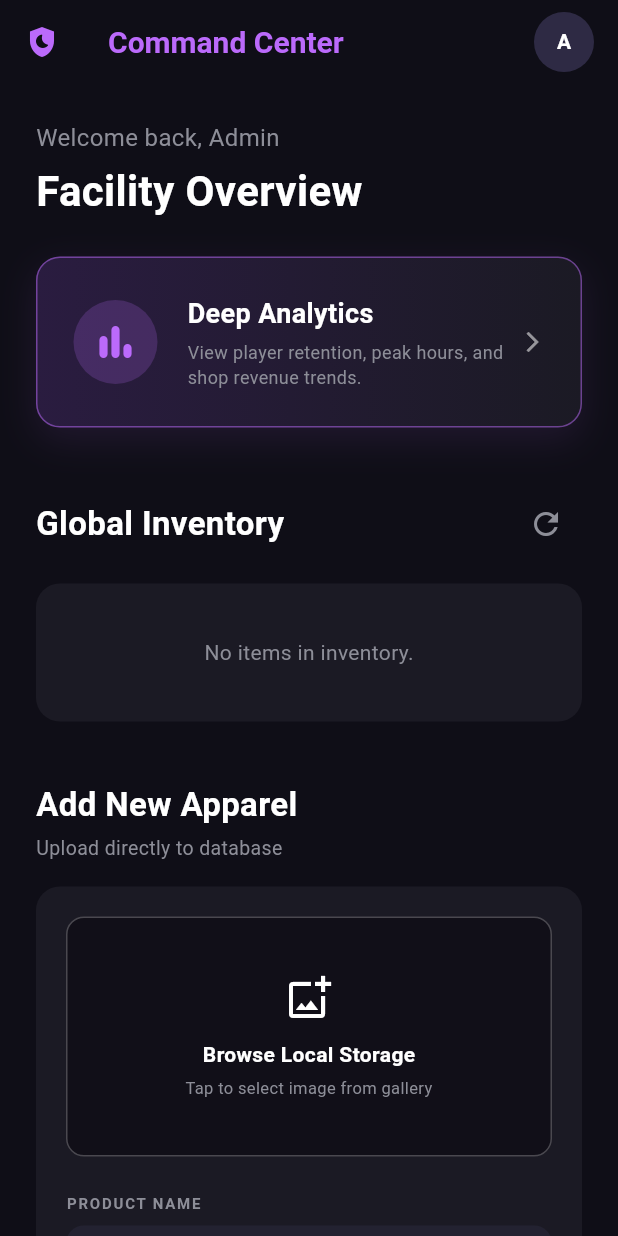
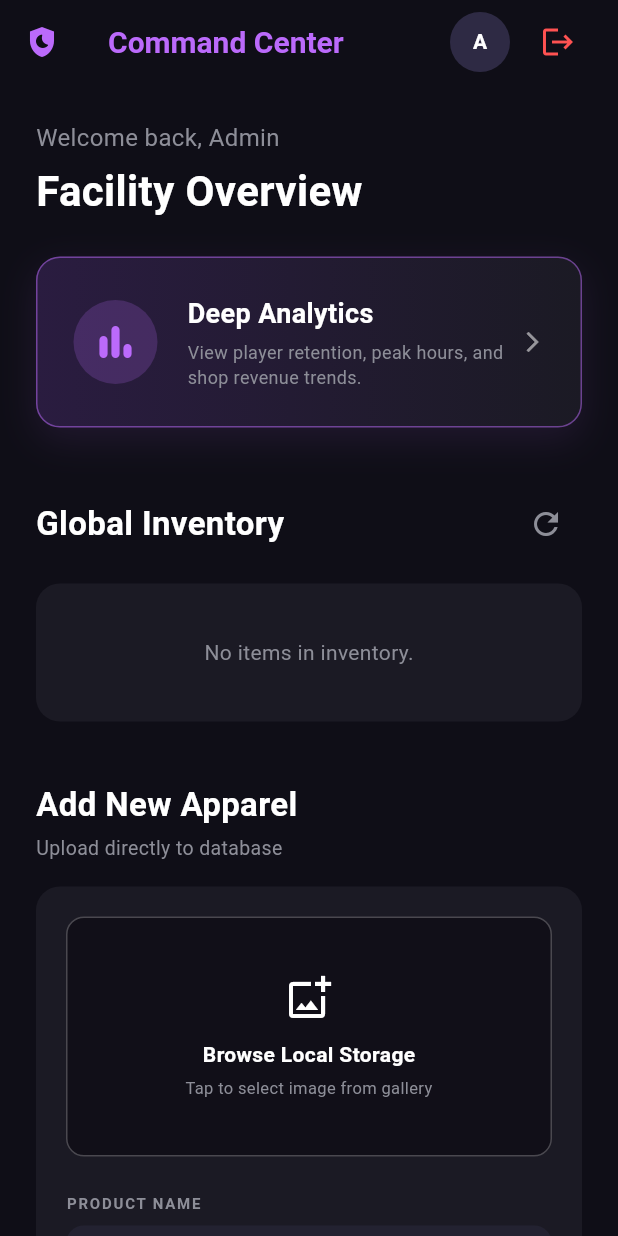
Before and after one commit to Edriansenar/shuttlesync, a Flutter app: the AdminDashboard screen opened directly, after a tap on "Browse Local Storage", on a phone screen of 412 x 824 dp. Run offline on Flutter 3.47's test engine with Material 3 defaults, Android fonts, the phone set to English and light mode, and no system bars; our stand-ins replace image_picker, sqflite; accounts and stored records are empty.

Commit message:
5/16/2025

```diff
--- a/lib/database/database_helper.dart
+++ b/lib/database/database_helper.dart
@@ -22,9 +22,22 @@ class DatabaseHelper {
 
     return await openDatabase(
       path,
-      version: 1,
+      version: 2,
       onCreate: _createDB,
+      onUpgrade: _onUpgrade,
     );
+  }
+
+  Future _onUpgrade(Database db, int oldVersion, int newVersion) async {
+    if (oldVersion < 2) {
+      await db.execute('DROP TABLE IF EXISTS Users');
+      await db.execute('DROP TABLE IF EXISTS Cart');
+      await db.execute('DROP TABLE IF EXISTS Products');
+      await db.execute('DROP TABLE IF EXISTS Courts');
+      await db.execute('DROP TABLE IF EXISTS Bookings');
+      await db.execute('DROP TABLE IF EXISTS ContactMessages');
+      await _createDB(db, newVersion);
+    }
   }
 
   Future _createDB(Database db, int version) async {
@@ -44,9 +57,9 @@ class DatabaseHelper {
     await db.execute('''
       CREATE TABLE Cart (
         cart_id INTEGER PRIMARY KEY AUTOINCREMENT,
-        user_id INTEGER,
-        product_id INTEGER,
-        quantity INTEGER
+        user_id INTEGER NOT NULL,
+        product_id INTEGER NOT NULL,
+        quantity INTEGER NOT NULL
       )
     ''');
 
@@ -86,18 +99,6 @@ class DatabaseHelper {
     ''');
 
     await db.execute('''
-      CREATE TABLE Bookings (
-        booking_id INTEGER PRIMARY KEY AUTOINCREMENT,
-        user_id INTEGER,
-        court_id INTEGER,
-        booking_date TEXT,
-        start_time TEXT,
-        duration_minutes INTEGER,
-        status TEXT
-      )
-    ''');
-
-    await db.execute('''
       CREATE TABLE ContactMessages (
         message_id INTEGER PRIMARY KEY AUTOINCREMENT,
         name TEXT,
@@ -117,7 +118,6 @@ class DatabaseHelper {
       'matches_played': 999
     });
   }
-
 
   Future<int> insertUser(Map<String, dynamic> row) async {
     Database db = await instance.database;
@@ -163,7 +163,6 @@ class DatabaseHelper {
     db.close();
   }
 
-
   Future<List<Map<String, dynamic>>> getCartItems(int userId) async {
     Database db = await instance.database;
     return await db.rawQuery('''
@@ -199,6 +198,7 @@ class DatabaseHelper {
     Database db = await instance.database;
     return await db.delete('Cart', where: 'user_id = ?', whereArgs: [userId]);
   }
+
   Future<int> updateUser(int userId, String fullName, String email, String password) async {
     Database db = await instance.database;
     return await db.update(
@@ -212,11 +212,11 @@ class DatabaseHelper {
       whereArgs: [userId],
     );
   }
+
   Future<int> insertContactMessage(Map<String, dynamic> row) async {
     Database db = await instance.database;
     return await db.insert('ContactMessages', row);
   }
-
 
   Future<int> insertProduct(Map<String, dynamic> product) async {
     Database db = await instance.database;
@@ -232,6 +232,7 @@ class DatabaseHelper {
     Database db = await instance.database;
     return await db.update('Bookings', {'status': status}, where: 'booking_id = ?', whereArgs: [bookingId]);
   }
+
   Future<int> deleteProduct(int productId) async {
     Database db = await instance.database;
     return await db.delete('Products', where: 'product_id = ?', whereArgs: [productId]);
--- a/lib/main.dart
+++ b/lib/main.dart
@@ -7,6 +7,8 @@ import 'package:shuttlesync/screens/registerpage.dart';
 import 'package:shuttlesync/screens/contactus.dart';
 import 'package:shuttlesync/screens/courtbooking.dart';
 import 'package:shuttlesync/screens/ecommercepage.dart';
+
+final GlobalKey<NavigatorState> navigatorKey = GlobalKey<NavigatorState>();
 
 void main() async {
   WidgetsFlutterBinding.ensureInitialized();
@@ -19,6 +21,8 @@ class MyApp extends StatelessWidget {
   @override
   Widget build(BuildContext context) {
     return MaterialApp(
+      navigatorKey: navigatorKey,
+
       title: 'ShuttleSync',
       debugShowCheckedModeBanner: false,
 
--- a/lib/screens/admindashboard.dart
+++ b/lib/screens/admindashboard.dart
@@ -3,6 +3,7 @@ import 'package:flutter/material.dart';
 import 'package:image_picker/image_picker.dart';
 import 'package:shuttlesync/database/database_helper.dart';
 import 'package:shuttlesync/screens/analyticspage.dart';
+import 'package:shuttlesync/screens/loginpage.dart';
 
 class AdminDashboard extends StatefulWidget {
   final Map<String, dynamic>? currentUser;
@@ -14,13 +15,14 @@ class AdminDashboard extends StatefulWidget {
 }
 
 class _AdminDashboardState extends State<AdminDashboard> {
-  // Form Controllers
   final TextEditingController _nameController = TextEditingController();
   final TextEditingController _priceController = TextEditingController();
   final TextEditingController _stockController = TextEditingController();
   String _selectedCategory = "Apparel";
   File? _selectedImage;
   bool _isPublishing = false;
+
+  bool _isPickingImage = false;
 
   DateTime _selectedDate = DateTime.now();
   List<Map<String, dynamic>> _todaysBookings = [];
@@ -43,7 +45,6 @@ class _AdminDashboardState extends State<AdminDashboard> {
     _stockController.dispose();
     super.dispose();
   }
-
 
   void _fetchInventory() async {
     setState(() => _isLoadingInventory = true);
@@ -112,9 +113,28 @@ class _AdminDashboardState extends State<AdminDashboard> {
   }
 
   Future<void> _pickImage() async {
-    final ImagePicker picker = ImagePicker();
-    final XFile? image = await picker.pickImage(source: ImageSource.gallery);
-    if (image != null) setState(() => _selectedImage = File(image.path));
+    if (_isPickingImage) return; // Prevent double-taps
+
+    setState(() {
+      _isPickingImage = true;
+    });
+
+    try {
+      final ImagePicker picker = ImagePicker();
+      final XFile? image = await picker.pickImage(source: ImageSource.gallery);
+
+      if (image != null && mounted) {
+        setState(() => _selectedImage = File(image.path));
+      }
+    } catch (e) {
+      debugPrint("Image picker error: $e");
+    } finally {
+      if (mounted) {
+        setState(() {
+          _isPickingImage = false;
+        });
+      }
+    }
   }
 
   void _publishProduct() async {
@@ -145,10 +165,9 @@ class _AdminDashboardState extends State<AdminDashboard> {
       _stockController.clear();
     });
 
-    _fetchInventory(); // Instantly update the inventory UI!
+    _fetchInventory();
     ScaffoldMessenger.of(context).showSnackBar(const SnackBar(content: Text('Product Published to Store!'), backgroundColor: Colors.green));
   }
-
 
   void _fetchSchedule() async {
     setState(() => _isLoadingSchedule = true);
@@ -247,6 +266,42 @@ class _AdminDashboardState extends State<AdminDashboard> {
     }
   }
 
+void _logout() {
+    // 1. Hide the keyboard to prevent layout crashes
+    FocusScope.of(context).unfocus();
+
+    // 2. Capture the navigator state safely BEFORE destroying any screens
+    final navigator = Navigator.of(context, rootNavigator: true);
+
+    showDialog(
+      context: context,
+      builder: (BuildContext dialogContext) => AlertDialog(
+        backgroundColor: const Color(0xFF1B1A24),
+        title: const Text("Logout?", style: TextStyle(color: Colors.white)),
+        content: const Text("Are you sure you want to log out of the Admin Console?", style: TextStyle(color: Colors.white70)),
+        actions: [
+          TextButton(
+            onPressed: () => Navigator.pop(dialogContext),
+            child: const Text("Cancel", style: TextStyle(color: Colors.white54))
+          ),
+          TextButton(
+            onPressed: () {
+              // 3. Close the dialog gracefully
+              Navigator.pop(dialogContext);
+
+              // 4. Pop everything down to the very first screen
+              // (This prevents the WindowOnBackDispatcher crash!)
+              navigator.popUntil((route) => route.isFirst);
+
+              // 5. Swap the remaining first screen with the Login Page
+              navigator.pushReplacementNamed('/login');
+            },
+            child: const Text("Logout", style: TextStyle(color: Colors.redAccent, fontWeight: FontWeight.bold))
+          ),
+        ],
+      ),
+    );
+  }
 
   @override
   Widget build(BuildContext context) {
@@ -268,10 +323,25 @@ class _AdminDashboardState extends State<AdminDashboard> {
         scrolledUnderElevation: 0,
         leading: const Padding(padding: EdgeInsets.all(12.0), child: Icon(Icons.shield_moon, color: primaryPurple, size: 24)),
         title: const Text("Command Center", style: TextStyle(fontSize: 20, fontWeight: FontWeight.bold, color: primaryPurple)),
+        // ADDED: Avatar and Logout button array updated
         actions: [
           Padding(
+            padding: const EdgeInsets.only(right: 8.0),
+            child: CircleAvatar(
+              backgroundColor: const Color(0xFF2E2A44),
+              child: Text(
+                firstName.isNotEmpty ? firstName[0].toUpperCase() : 'A',
+                style: const TextStyle(color: Colors.white, fontWeight: FontWeight.bold, fontSize: 14)
+              )
+            ),
+          ),
+          Padding(
             padding: const EdgeInsets.only(right: 16.0),
-            child: CircleAvatar(backgroundColor: const Color(0xFF2E2A44), child: Text(firstName[0].toUpperCase(), style: const TextStyle(color: Colors.white, fontWeight: FontWeight.bold, fontSize: 14))),
+            child: IconButton(
+              icon: const Icon(Icons.logout, color: Colors.redAccent),
+              tooltip: 'Logout',
+              onPressed: _logout, // Triggers our new logout function
+            ),
           ),
         ],
       ),
@@ -358,7 +428,7 @@ class _AdminDashboardState extends State<AdminDashboard> {
                 crossAxisAlignment: CrossAxisAlignment.start,
                 children: [
                   GestureDetector(
-                    onTap: _pickImage,
+                    onTap: _isPickingImage ? null : _pickImage,
                     child: Container(
                       width: double.infinity, height: 160,
                       decoration: BoxDecoration(color: const Color(0xFF110F18), borderRadius: BorderRadius.circular(12), border: Border.all(color: Colors.white24, width: 1, style: BorderStyle.solid)),
```
Also changed, not shown: lib/screens/playerdashboard.dart (+2 -7 lines).
